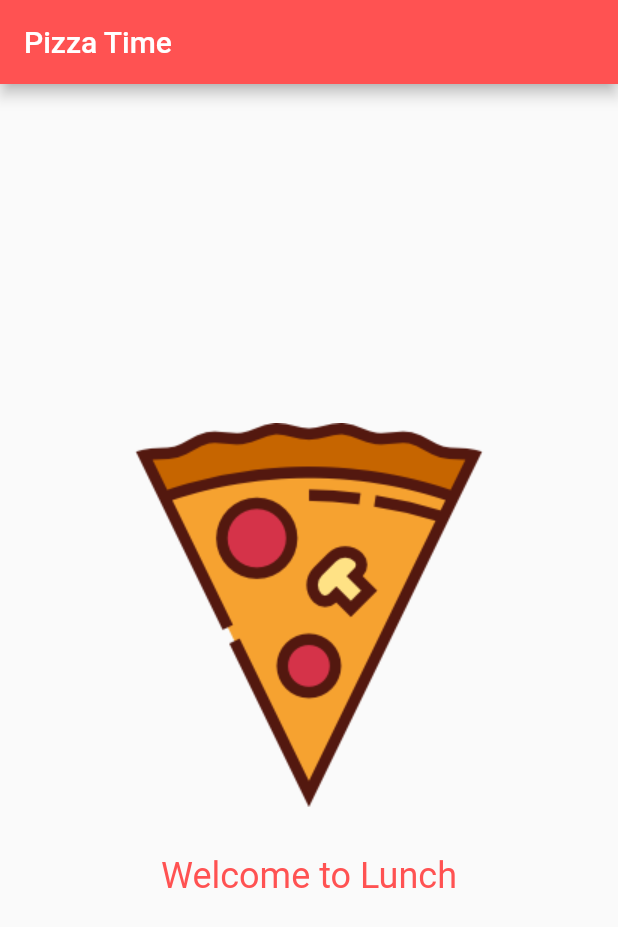
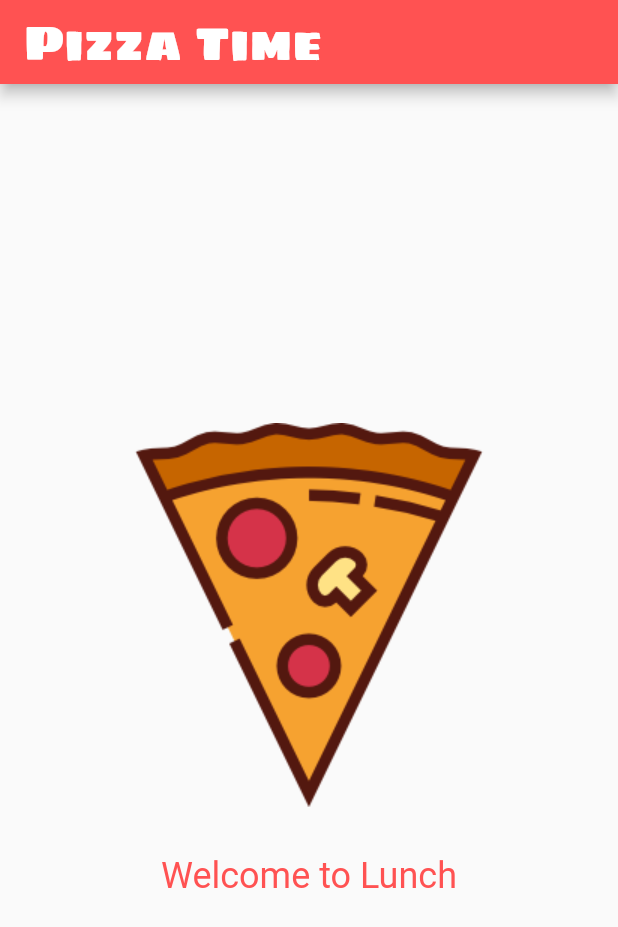
Before and after one commit to duncan-iaria/flutter-lunch-n-learn, a Flutter app: the screen it shows after launch, on a phone screen of 412 x 824 dp. Shown: the top 927 px of the screen. Run offline on Flutter 3.47's test engine with Material 2 defaults, Android fonts, the phone set to English and light mode, and no system bars.

Commit message:
💅dded custom display font

```diff
--- a/lunch_n_learn/lib/main.dart
+++ b/lunch_n_learn/lib/main.dart
@@ -20,7 +20,10 @@ class Home extends StatelessWidget {
   Widget build(BuildContext context) {
     return Scaffold(
       appBar: AppBar(
-        title: Text("Pizza Time"),
+        title: Text(
+          "Pizza Time",
+          style: Theme.of(context).textTheme.title,
+        ),
       ),
       body: Center(
         child: Padding(
--- a/lunch_n_learn/lib/theme.dart
+++ b/lunch_n_learn/lib/theme.dart
@@ -3,4 +3,11 @@ import './constants.dart';
 
 final ThemeData theme = ThemeData.light().copyWith(
   primaryColor: kMainColor,
+  textTheme: TextTheme(
+    title: TextStyle(
+      fontFamily: "SigmarOne",
+      fontSize: 32.0,
+      color: Colors.white,
+    ),
+  ),
 );
--- a/lunch_n_learn/pubspec.yaml
+++ b/lunch_n_learn/pubspec.yaml
@@ -43,6 +43,11 @@ flutter:
   assets:
     - assets/pizza.png
 
+  fonts:
+    - family: SigmarOne
+      fonts:
+        - asset: assets/SigmarOne-Regular.ttf
+
   # To add assets to your application, add an assets section, like this:
   # assets:
   #  - images/a_dot_burr.jpeg
```
Also changed, not shown: lunch_n_learn/assets/SigmarOne-Regular.ttf (added).
